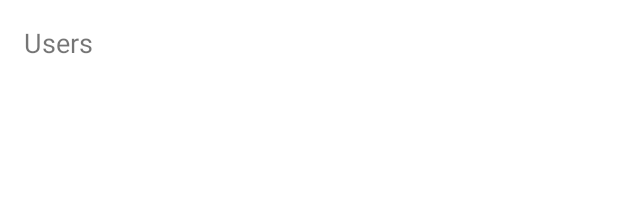
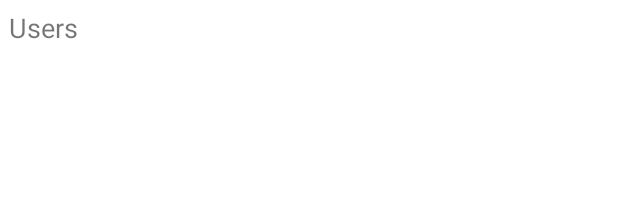
Before and after one commit to javaing/cathaybk_exam, an Android app: the layout activity_main.xml on its own in the app's theme, with its tools: preview values and no code run, on a phone screen of 412 x 824 dp. Shown: the top 208 px of the screen. Run offline under Robolectric (Android 15) with nearby library versions, the phone set to English and light mode, and no system bars.

```diff
--- a/app/src/main/res/layout/activity_main.xml
+++ b/app/src/main/res/layout/activity_main.xml
@@ -1,5 +1,7 @@
 <?xml version="1.0" encoding="utf-8"?>
-<androidx.constraintlayout.widget.ConstraintLayout xmlns:android="http://schemas.android.com/apk/res/android"
+<LinearLayout
+    android:orientation="vertical"
+    xmlns:android="http://schemas.android.com/apk/res/android"
     xmlns:app="http://schemas.android.com/apk/res-auto"
     xmlns:tools="http://schemas.android.com/tools"
     android:layout_width="match_parent"
@@ -10,21 +12,17 @@
         android:id="@+id/tv_title"
         android:layout_width="wrap_content"
         android:layout_height="wrap_content"
-        android:text="Users"
+        android:text="@string/users"
         android:textSize="18sp"
-        android:layout_margin="16dp"
-        app:layout_constraintStart_toStartOf="parent"
-        app:layout_constraintTop_toTopOf="parent" />
+        android:layout_margin="6dp" />
 
 
     <androidx.recyclerview.widget.RecyclerView
         android:id="@+id/rv_user"
         android:layout_width="match_parent"
-        android:layout_height="wrap_content"
-        app:layout_constraintStart_toStartOf="parent"
-        app:layout_constraintTop_toBottomOf="@id/tv_title"
-        android:layout_marginBottom="2dp"
-         />
+        android:layout_height="0dp"
+        android:layout_weight="1"
+       />
 
 
-</androidx.constraintlayout.widget.ConstraintLayout>
+</LinearLayout>
--- a/app/src/main/res/values/strings.xml
+++ b/app/src/main/res/values/strings.xml
@@ -1,3 +1,4 @@
 <resources>
     <string name="app_name">Github Users</string>
+    <string name="users">Users</string>
 </resources>
```
Also changed, not shown: app/src/main/java/com/arttseng/cathaybk/adapter/MyAdapter.kt (+10 -3 lines), app/src/main/java/com/arttseng/cathaybk/tools/DiffUtilHelper.java (deleted, +0 -47 lines), app/src/main/java/com/arttseng/cathaybk/tools/DiffUtilHelper.kt (added, +26 -0 lines).
